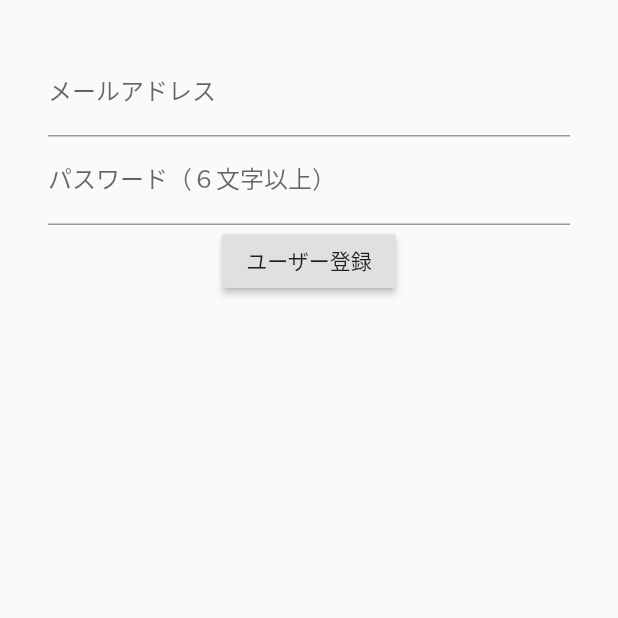
After one commit to startup-technology/diet_recipe_flutter, a Flutter app: the EntryUserPage screen opened by its route, on a phone screen of 412 x 824 dp, the top half of it. The commit adds this screen. Run offline on Flutter 3.47's test engine with Material 2 defaults, Android fonts, the phone set to English and light mode, and no system bars; our stand-ins replace firebase_auth, flutter_calendar_carousel, fluttertoast, share; accounts and stored records are empty.

Commit message:
[Add] ユーザー登録

```diff
--- /dev/null
+++ b/lib/pages/entry_user.dart
@@ -0,0 +1,74 @@
+import 'package:flutter/material.dart';
+import 'package:firebase_auth/firebase_auth.dart';
+
+class EntryUserPage extends StatefulWidget {
+  @override
+  _MyAuthPageState createState() => _MyAuthPageState();
+}
+
+class _MyAuthPageState extends State<EntryUserPage> {
+  // 入力されたメールアドレス
+  String newUserEmail = "";
+  // 入力されたパスワード
+  String newUserPassword = "";
+  // 登録・ログインに関する情報を表示
+  String infoText = "";
+  @override
+  Widget build(BuildContext context) {
+    return Scaffold(
+      body: Center(
+        child: Container(
+          padding: EdgeInsets.all(32),
+          child: Column(
+            children: <Widget>[
+              TextFormField(
+                // テキスト入力のラベルを設定
+                decoration: InputDecoration(labelText: "メールアドレス"),
+                onChanged: (String value) {
+                  setState(() {
+                    newUserEmail = value;
+                  });
+                },
+              ),
+              TextFormField(
+                decoration: InputDecoration(labelText: "パスワード（６文字以上）"),
+                // パスワードが見えないようにする
+                obscureText: true,
+                onChanged: (String value) {
+                  setState(() {
+                    newUserPassword = value;
+                  });
+                },
+              ),
+              RaisedButton(
+                onPressed: () async {
+                  try {
+                    // メール/パスワードでユーザー登録
+                    final FirebaseAuth auth = FirebaseAuth.instance;
+                    final AuthResult result =
+                        await auth.createUserWithEmailAndPassword(
+                      email: newUserEmail,
+                      password: newUserPassword,
+                    );
+                    // 登録したユーザー情報
+                    final FirebaseUser user = result.user;
+                    setState(() {
+                      infoText = "登録OK：${user.email}";
+                    });
+                  } catch (e) {
+                    // 登録に失敗した場合
+                    setState(() {
+                      infoText = "登録NG：${e.message}";
+                    });
+                  }
+                },
+                child: Text("ユーザー登録"),
+              ),
+              Text(infoText)
+            ],
+          ),
+        ),
+      ),
+    );
+  }
+}
--- a/lib/pages/height_input.dart
+++ b/lib/pages/height_input.dart
@@ -40,6 +40,12 @@ class HeightInputPage extends StatelessWidget {
               Navigator.pushNamed(context, '/day_result');
             },
           ),
+          RaisedButton(
+            child: Text('ユーザー登録'),
+            onPressed: () {
+              Navigator.pushNamed(context, '/entry_user');
+            },
+          ),
         ],
       )),
     );
--- a/lib/routes.dart
+++ b/lib/routes.dart
@@ -6,6 +6,7 @@ import 'package:dietrecipeflutter/pages/weight_input.dart';
 import 'package:dietrecipeflutter/pages/setting.dart';
 import 'package:dietrecipeflutter/pages/calendar.dart';
 import 'package:dietrecipeflutter/pages/day_result.dart';
+import 'package:dietrecipeflutter/pages/entry_user.dart';
 
 final routes = {
   '/': (BuildContext context) => HeightInputPage(),
@@ -15,4 +16,5 @@ final routes = {
   '/calendar': (BuildContext context) => CalendarPage(),
   '/setting': (BuildContext context) => SettingPage(),
   '/day_result': (BuildContext context) => DayResultPage(),
+  '/entry_user': (BuildContext context) => EntryUserPage(),
 };
--- a/pubspec.yaml
+++ b/pubspec.yaml
@@ -24,6 +24,7 @@ dependencies:
   flutter:
     sdk: flutter
 
+  firebase_auth: ^0.16.0
   # The following adds the Cupertino Icons font to your application.
   # Use with the CupertinoIcons class for iOS style icons.
   cupertino_icons: ^0.1.3
```
Also changed, not shown: pubspec.lock.
